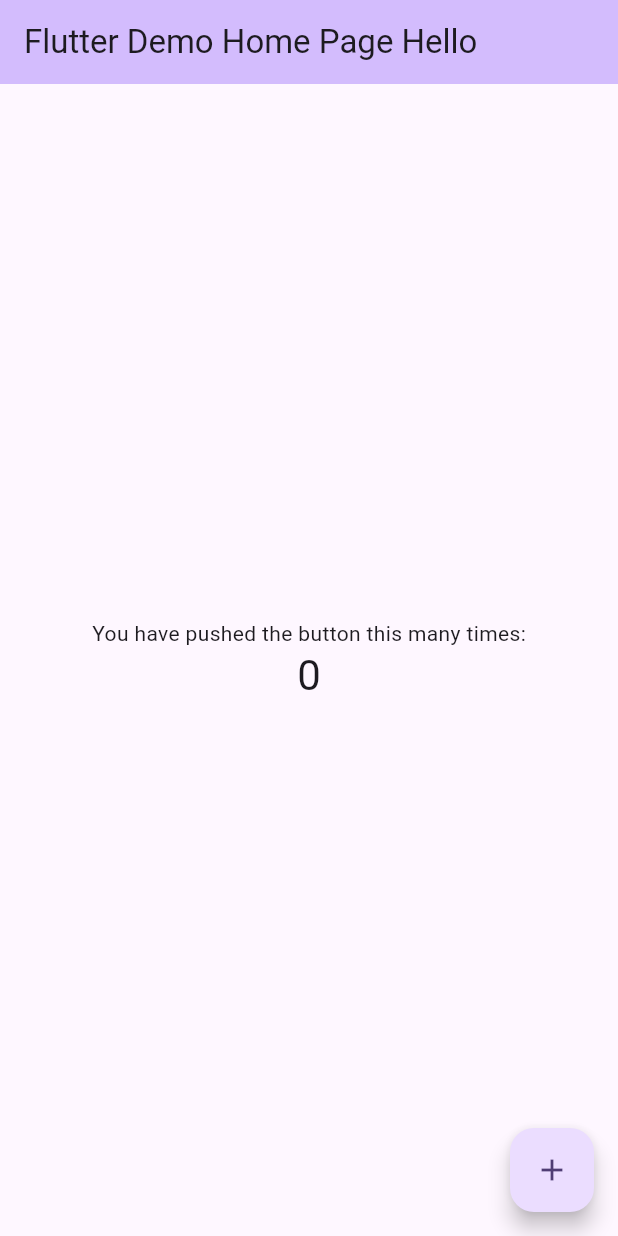
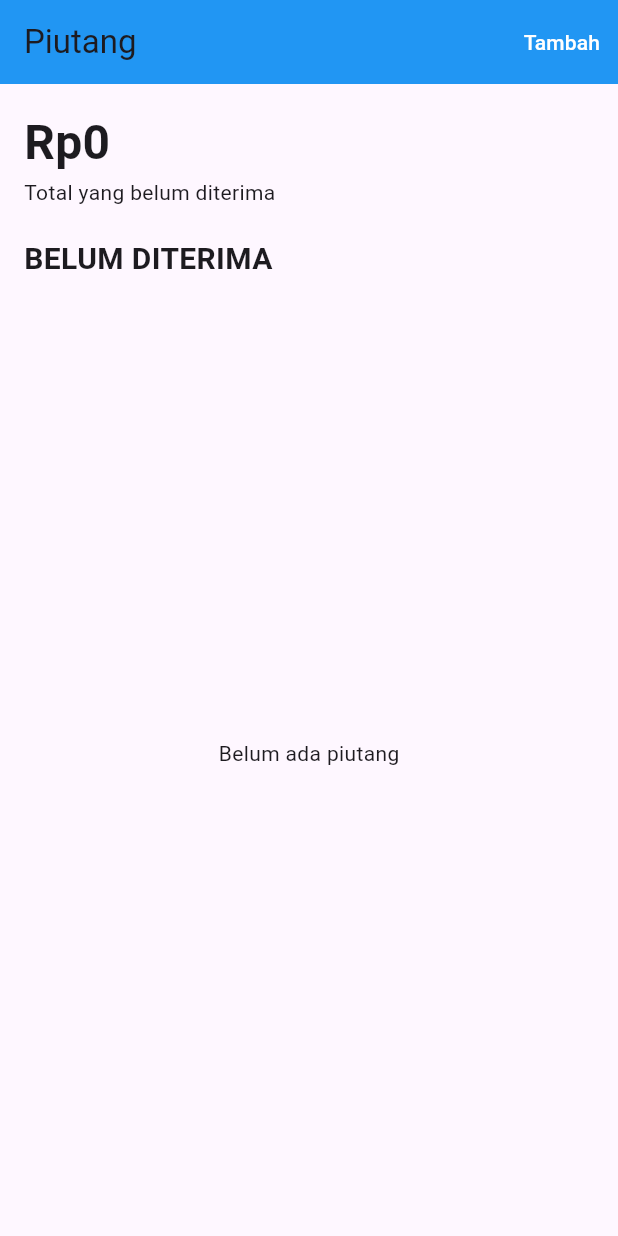
Before and after one commit to JustNap/Capstone_Kelompok4, a Flutter app: the screen it shows after launch, on a phone screen of 412 x 824 dp. Run offline on Flutter 3.47's test engine with Material 3 defaults, Android fonts, the phone set to English and light mode, and no system bars.

Commit message:
tampilan piutang

```diff
--- /dev/null
+++ b/apk_pembukuan/lib/Piutang/piutang.dart
@@ -0,0 +1,87 @@
+// piutang.dart
+import 'package:flutter/material.dart';
+import './detailpiutang.dart';
+import './addpiutang.dart';
+
+class PiutangPage extends StatefulWidget {
+  @override
+  _PiutangPageState createState() => _PiutangPageState();
+}
+
+class _PiutangPageState extends State<PiutangPage> {
+  List<Map<String, dynamic>> piutangList = [];
+
+  int get totalPiutang => piutangList.fold(0, (sum, item) => sum + (item['sisa'] as int));
+
+  void tambahPiutangBaru(Map<String, dynamic> data) {
+    setState(() {
+      piutangList.add(data);
+    });
+  }
+
+  @override
+  Widget build(BuildContext context) {
+    return Scaffold(
+      appBar: AppBar(
+        title: Text('Piutang'),
+        actions: [
+          TextButton(
+            onPressed: () {
+              Navigator.push(
+                context,
+                MaterialPageRoute(
+                  builder: (_) => AddPiutangPage(onAdd: tambahPiutangBaru),
+                ),
+              );
+            },
+            child: Text('Tambah', style: TextStyle(color: Colors.white)),
+          ),
+        ],
+        backgroundColor: Colors.blue,
+      ),
+      body: Padding(
+        padding: const EdgeInsets.all(16),
+        child: Column(
+          crossAxisAlignment: CrossAxisAlignment.start,
+          children: [
+            Text('Rp$totalPiutang', style: TextStyle(fontSize: 32, fontWeight: FontWeight.bold)),
+            Text('Total yang belum diterima'),
+            SizedBox(height: 20),
+            Text('BELUM DITERIMA', style: TextStyle(fontSize: 20, fontWeight: FontWeight.bold)),
+            SizedBox(height: 10),
+            piutangList.isEmpty
+                ? Expanded(child: Center(child: Text("Belum ada piutang")))
+                : Expanded(
+                    child: ListView.builder(
+                      itemCount: piutangList.length,
+                      itemBuilder: (context, index) {
+                        final piutang = piutangList[index];
+                        return ListTile(
+                          title: Text(piutang['nama']),
+                          subtitle: Text("Rp${piutang['sisa']}"),
+                          trailing: Icon(Icons.chevron_right),
+                          onTap: () {
+                            Navigator.push(
+                              context,
+                              MaterialPageRoute(
+                                builder: (_) => DetailPiutangPage(
+                                  nama: piutang['nama'],
+                                  deskripsi: piutang['deskripsi'],
+                                  tanggal: piutang['tanggal'],
+                                  jumlahPinjaman: piutang['jumlah'],
+                                  sisaPinjaman: piutang['sisa'],
+                                  status: piutang['status'],
+                                ),
+                              ),
+                            );
+                          },
+                        );
+                      },
+                    ),
+                  ),
+          ],
+        ),
+      ),
+    );
+  }
+}
--- a/apk_pembukuan/lib/main.dart
+++ b/apk_pembukuan/lib/main.dart
@@ -1,125 +1,19 @@
 import 'package:flutter/material.dart';
+import 'Piutang/piutang.dart';
 
 void main() {
-  runApp(const MyApp());
+  runApp(MyApp());
 }
 
 class MyApp extends StatelessWidget {
-  const MyApp({super.key});
-
-  // This widget is the root of your application.
   @override
   Widget build(BuildContext context) {
     return MaterialApp(
-      title: 'Flutter Demo',
+      title: 'Piutang App',
       theme: ThemeData(
-        // This is the theme of your application.
-        //
-        // TRY THIS: Try running your application with "flutter run". You'll see
-        // the application has a purple toolbar. Then, without quitting the app,
-        // try changing the seedColor in the colorScheme below to Colors.green
-        // and then invoke "hot reload" (save your changes or press the "hot
-        // reload" button in a Flutter-supported IDE, or press "r" if you used
-        // the command line to start the app).
-        //
-        // Notice that the counter didn't reset back to zero; the application
-        // state is not lost during the reload. To reset the state, use hot
-        // restart instead.
-        //
-        // This works for code too, not just values: Most code changes can be
-        // tested with just a hot reload.
-        colorScheme: ColorScheme.fromSeed(seedColor: Colors.deepPurple),
-        useMaterial3: true,
+        primarySwatch: Colors.purple,
       ),
-      home: const MyHomePage(title: 'Flutter Demo Home Page Hello'),
+      home: PiutangPage(),
     );
   }
 }
-
-class MyHomePage extends StatefulWidget {
-  const MyHomePage({super.key, required this.title});
-
-  // This widget is the home page of your application. It is stateful, meaning
-  // that it has a State object (defined below) that contains fields that affect
-  // how it looks.
-
-  // This class is the configuration for the state. It holds the values (in this
-  // case the title) provided by the parent (in this case the App widget) and
-  // used by the build method of the State. Fields in a Widget subclass are
-  // always marked "final".
-
-  final String title;
-
-  @override
-  State<MyHomePage> createState() => _MyHomePageState();
-}
-
-class _MyHomePageState extends State<MyHomePage> {
-  int _counter = 0;
-
-  void _incrementCounter() {
-    setState(() {
-      // This call to setState tells the Flutter framework that something has
-      // changed in this State, which causes it to rerun the build method below
-      // so that the display can reflect the updated values. If we changed
-      // _counter without calling setState(), then the build method would not be
-      // called again, and so nothing would appear to happen.
-      _counter++;
-    });
-  }
-
-  @override
-  Widget build(BuildContext context) {
-    // This method is rerun every time setState is called, for instance as done
-    // by the _incrementCounter method above.
-    //
-    // The Flutter framework has been optimized to make rerunning build methods
-    // fast, so that you can just rebuild anything that needs updating rather
-    // than having to individually change instances of widgets.
-    return Scaffold(
-      appBar: AppBar(
-        // TRY THIS: Try changing the color here to a specific color (to
-        // Colors.amber, perhaps?) and trigger a hot reload to see the AppBar
-        // change color while the other colors stay the same.
-        backgroundColor: Theme.of(context).colorScheme.inversePrimary,
-        // Here we take the value from the MyHomePage object that was created by
-        // the App.build method, and use it to set our appbar title.
-        title: Text(widget.title),
-      ),
-      body: Center(
-        // Center is a layout widget. It takes a single child and positions it
-        // in the middle of the parent.
-        child: Column(
-          // Column is also a layout widget. It takes a list of children and
-          // arranges them vertically. By default, it sizes itself to fit its
-          // children horizontally, and tries to be as tall as its parent.
-          //
-          // Column has various properties to control how it sizes itself and
-          // how it positions its children. Here we use mainAxisAlignment to
-          // center the children vertically; the main axis here is the vertical
-          // axis because Columns are vertical (the cross axis would be
-          // horizontal).
-          //
-          // TRY THIS: Invoke "debug painting" (choose the "Toggle Debug Paint"
-          // action in the IDE, or press "p" in the console), to see the
-          // wireframe for each widget.
-          mainAxisAlignment: MainAxisAlignment.center,
-          children: <Widget>[
-            const Text(
-              'You have pushed the button this many times:',
-            ),
-            Text(
-              '$_counter',
-              style: Theme.of(context).textTheme.headlineMedium,
-            ),
-          ],
-        ),
-      ),
-      floatingActionButton: FloatingActionButton(
-        onPressed: _incrementCounter,
-        tooltip: 'Increment',
-        child: const Icon(Icons.add),
-      ), // This trailing comma makes auto-formatting nicer for build methods.
-    );
-  }
-}
```
Also changed, not shown: apk_pembukuan/lib/Piutang/addpiutang.dart (added, +52 -0 lines), apk_pembukuan/lib/Piutang/detailpiutang.dart (added, +184 -0 lines).
